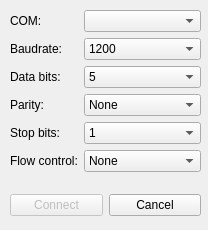
Old version of the form ui/serialconnection.ui in the repository Club-INTech/Asserv-INT.
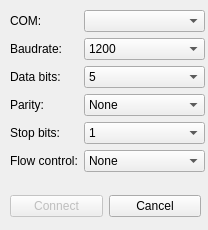
New version of the form.

Commit message: default serial 115200

What changed in the file:
```diff
--- a/ui/serialconnection.ui
+++ b/ui/serialconnection.ui
@@ -40,8 +40,8 @@
      <rect>
       <x>10</x>
       <y>10</y>
-      <width>191</width>
-      <height>171</height>
+      <width>195</width>
+      <height>212</height>
      </rect>
     </property>
     <layout class="QFormLayout" name="formLayout">
@@ -65,7 +65,7 @@
      <item row="1" column="1">
       <widget class="QComboBox" name="CB_baudrate">
        <property name="currentText">
-        <string>9600</string>
+        <string>115200</string>
        </property>
        <item>
         <property name="text">
@@ -119,7 +119,7 @@
      <item row="2" column="1">
       <widget class="QComboBox" name="CB_dataBits">
        <property name="currentText">
-        <string>8</string>
+        <string>5</string>
        </property>
        <item>
         <property name="text">
@@ -239,7 +239,7 @@
       <x>10</x>
       <y>190</y>
       <width>191</width>
-      <height>31</height>
+      <height>32</height>
      </rect>
     </property>
     <layout class="QHBoxLayout" name="horizontalLayout_2">
```
The commit also changes 1 other file.
